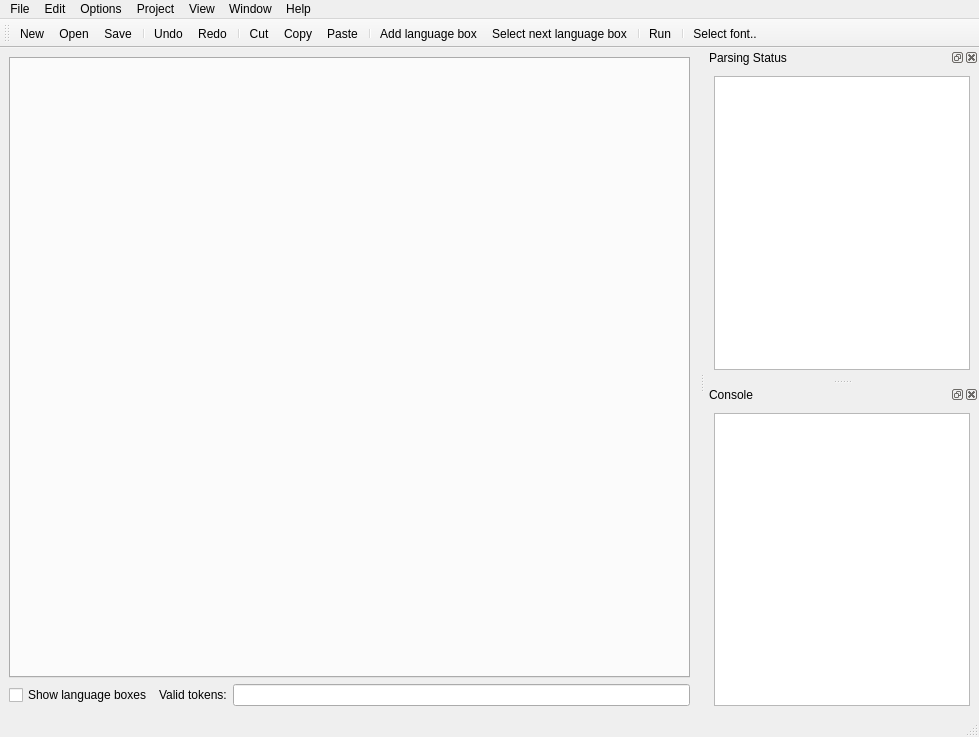
Qt form lib/eco/gui/newgui.ui (softdevteam/eco) before a commit.
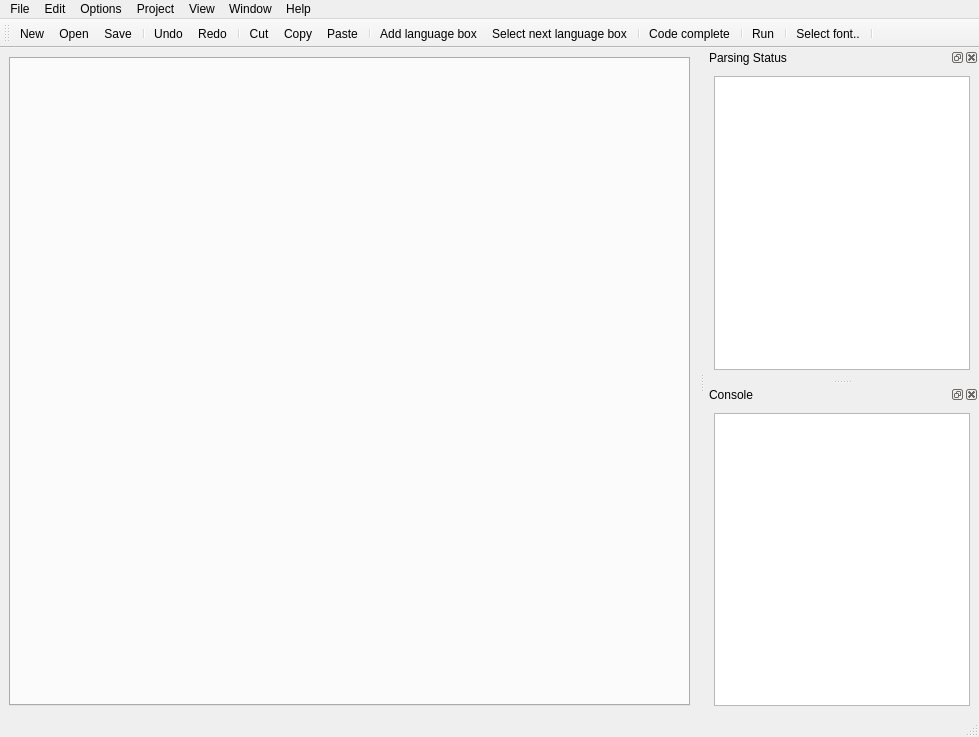
The same form after that commit. Icons and pictures are not drawn.

Patch:
```diff
--- a/lib/eco/gui/newgui.ui
+++ b/lib/eco/gui/newgui.ui
@@ -34,27 +34,6 @@
       </property>
      </widget>
     </item>
-    <item>
-     <layout class="QHBoxLayout" name="horizontalLayout">
-      <item>
-       <widget class="QCheckBox" name="cbShowLangBoxes">
-        <property name="text">
-         <string>Show language boxes</string>
-        </property>
-       </widget>
-      </item>
-      <item>
-       <widget class="QLabel" name="label">
-        <property name="text">
-         <string>Valid tokens:</string>
-        </property>
-       </widget>
-      </item>
-      <item>
-       <widget class="QLineEdit" name="lineEdit"/>
-      </item>
-     </layout>
-    </item>
    </layout>
   </widget>
   <widget class="QMenuBar" name="menubar">
@@ -165,9 +144,12 @@
    <addaction name="actionAdd_language_box"/>
    <addaction name="actionSelect_next_language_box"/>
    <addaction name="separator"/>
+   <addaction name="actionCode_complete"/>
+   <addaction name="separator"/>
    <addaction name="actionRun"/>
    <addaction name="separator"/>
    <addaction name="actionSelect_font"/>
+   <addaction name="separator"/>
   </widget>
   <widget class="QDockWidget" name="dockWidget_2">
    <property name="windowTitle">
@@ -431,6 +413,17 @@
     <string>Ctrl+F</string>
    </property>
   </action>
+  <action name="actionCode_complete">
+   <property name="icon">
+    <iconset theme="insert-text"/>
+   </property>
+   <property name="text">
+    <string>Code complete</string>
+   </property>
+   <property name="shortcut">
+    <string>Ctrl+P</string>
+   </property>
+  </action>
  </widget>
  <resources/>
  <connections/>
```
Left out of the diff: 8 changed lines with no effect on the pictures.
